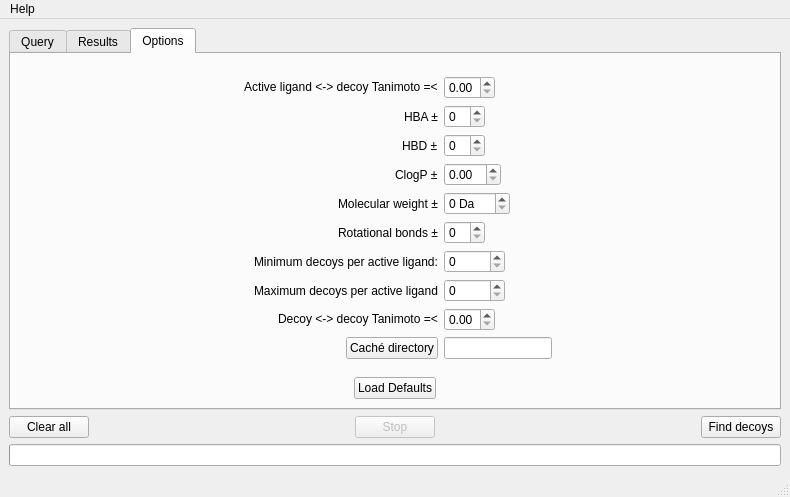
The window that MainWindow.ui (URV-cheminformatics/DecoyFinder) describes before a commit, drawn with Qt 5.
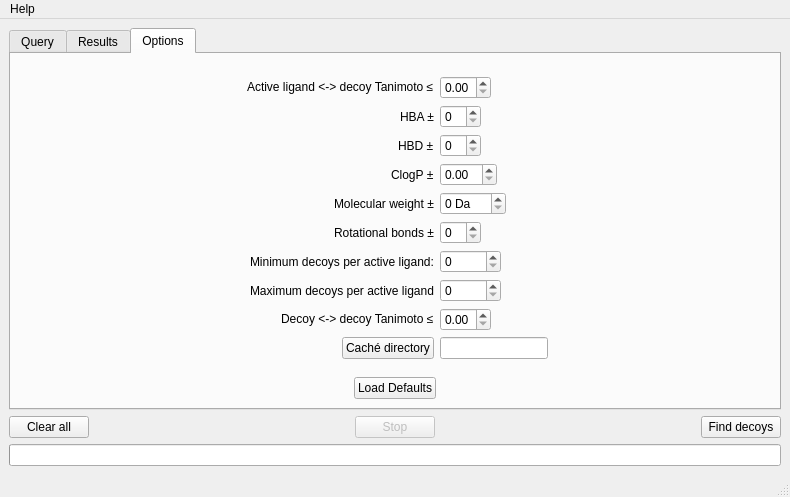
The same window after the commit. The open tabs and pages were chosen to show the change.

Commit message: use ≤ instead of =< in GUI

The edit to the form file:
```diff
--- a/MainWindow.ui
+++ b/MainWindow.ui
@@ -511,7 +511,7 @@
           <item row="0" column="0">
            <widget class="QLabel" name="tanimotoCutoffLabel">
             <property name="text">
-             <string>Active ligand &lt;-&gt; decoy Tanimoto =&lt;</string>
+             <string>Active ligand &lt;-&gt; decoy Tanimoto ≤</string>
             </property>
             <property name="buddy">
              <cstring>kdecoysFrame</cstring>
@@ -609,7 +609,7 @@
           <item row="8" column="0">
            <widget class="QLabel" name="decoyDecoyTanimotoLabel">
             <property name="text">
-             <string>Decoy &lt;-&gt; decoy Tanimoto =&lt;</string>
+             <string>Decoy &lt;-&gt; decoy Tanimoto ≤</string>
             </property>
            </widget>
           </item>
```
The commit also changes 1 other file.
